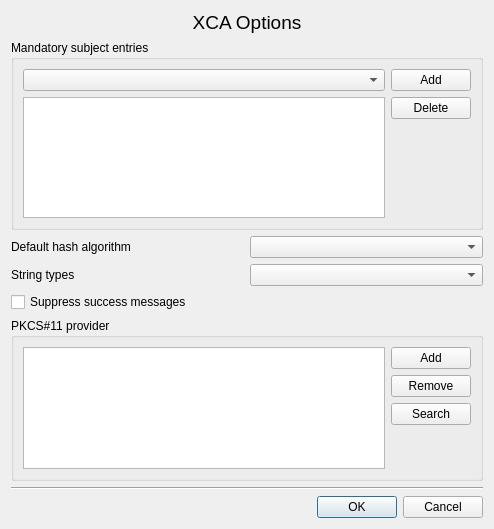
Old version of the form ui/Options.ui in the repository chris2511/xca.
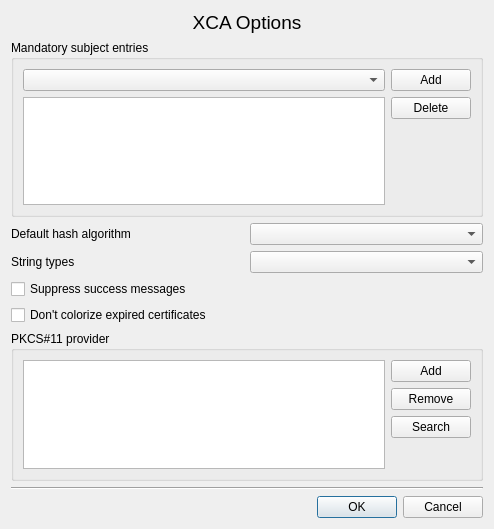
New version of the form. Custom widgets are drawn as their Qt base class.

What changed in the file:
```diff
--- a/ui/Options.ui
+++ b/ui/Options.ui
@@ -135,6 +135,13 @@
      </property>
     </widget>
    </item>
+   <item>
+    <widget class="QCheckBox" name="noColorize">
+     <property name="text">
+      <string>Don't colorize expired certificates</string>
+     </property>
+    </widget>
+   </item>
    <item>
     <widget class="QGroupBox" name="groupBox_2">
      <property name="title">
```
